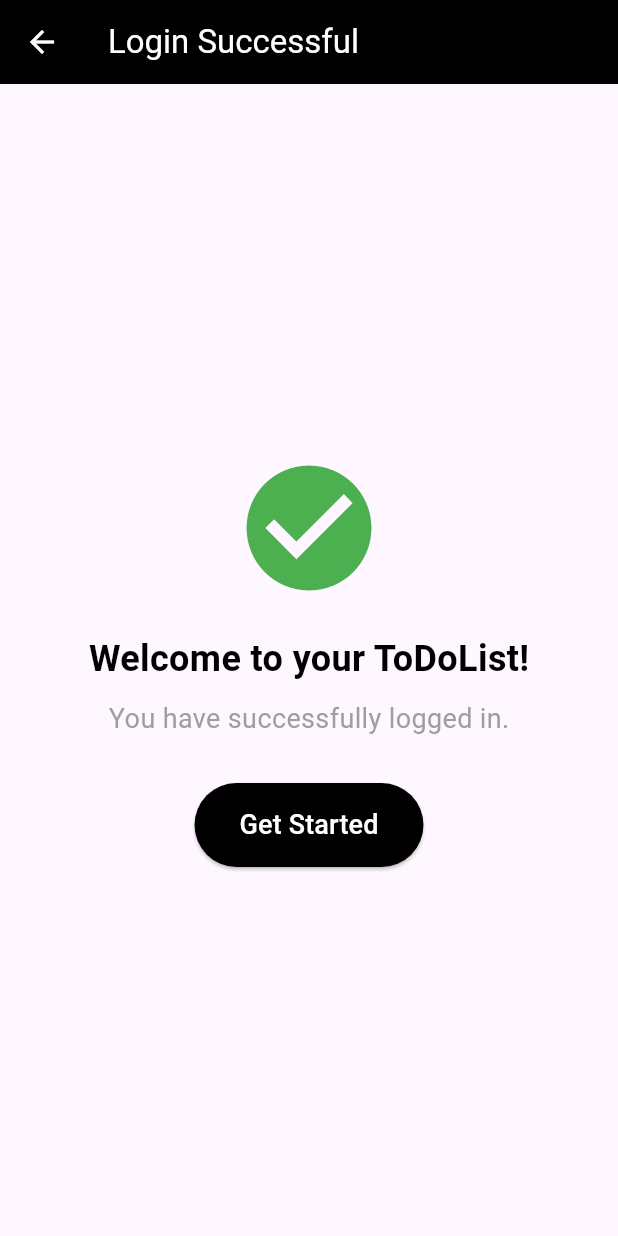
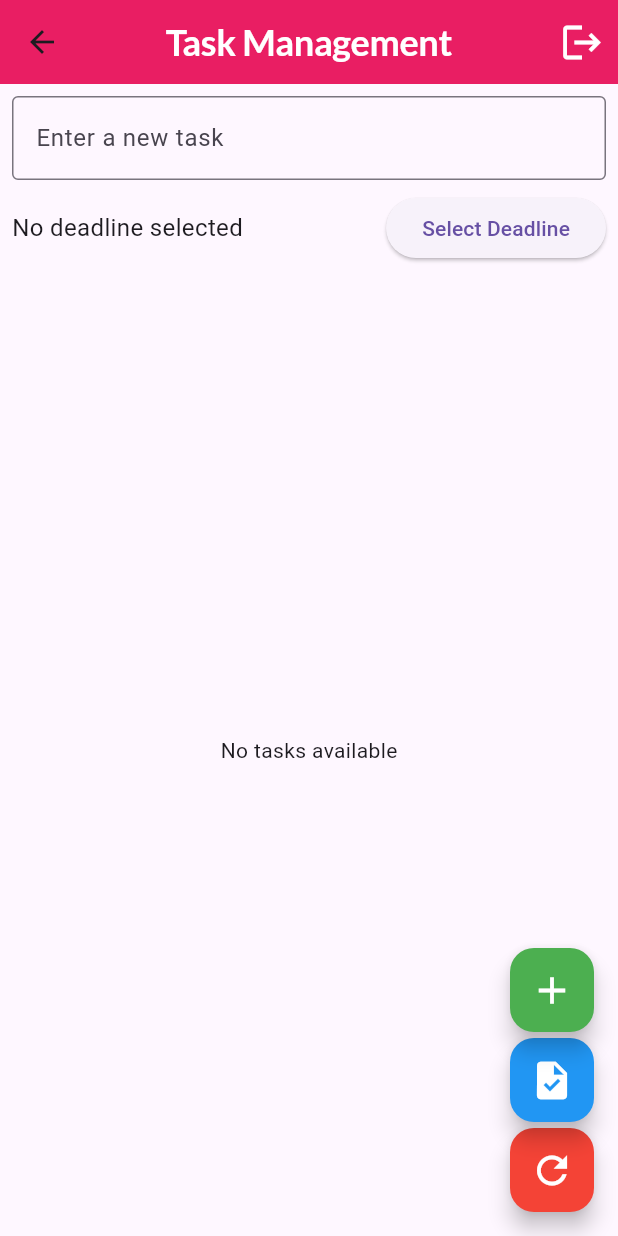
Before and after one commit to SiwakornSupareak/Sign_In-Sign_Up_Page_using_Flutter, a Flutter app: the LoginSuccess screen opened directly, after a tap on "Get Started", on a phone screen of 412 x 824 dp. Run offline on Flutter 3.47's test engine with Material 3 defaults, Android fonts, the phone set to English and light mode, and no system bars; our stand-ins replace firebase_auth, firebase_core, google_fonts; accounts and stored records are empty.

Commit message:
third commit

```diff
--- /dev/null
+++ b/lib/screens/home_page.dart
@@ -0,0 +1,321 @@
+import 'package:flutter/material.dart';
+import 'package:flutter/rendering.dart';
+import 'package:google_fonts/google_fonts.dart';
+import 'package:intl/intl.dart';
+import 'package:todolist_app/screens/complete_tasks_page.dart';
+import 'login_screen.dart';
+
+class HomePage extends StatefulWidget {
+  const HomePage({super.key});
+
+  @override
+  State<HomePage> createState() => _HomePageState();
+}
+
+class _HomePageState extends State<HomePage> {
+  bool show = true;
+  List<Map<String, dynamic>> tasks = [];
+  final TextEditingController _controller = TextEditingController();
+  DateTime? selectedDate;
+  int? editingTaskIndex; // Track the task being edited
+
+  // Sign out user and navigate to login screen
+  void signOutUser() {
+    Navigator.of(context).pushReplacement(
+      MaterialPageRoute(builder: (context) => const SignInScreen()),
+    );
+  }
+
+  // Add new task
+  void addTask() {
+    if (_controller.text.isNotEmpty && selectedDate != null) {
+      setState(() {
+        tasks.add({
+          'task': _controller.text,
+          'completed': false,
+          'deadline': selectedDate,
+        });
+        _controller.clear();
+        selectedDate = null;
+      });
+    }
+  }
+
+  // Save edited task
+  void saveTask() {
+    if (editingTaskIndex != null && _controller.text.isNotEmpty && selectedDate != null) {
+      setState(() {
+        tasks[editingTaskIndex!]['task'] = _controller.text;
+        tasks[editingTaskIndex!]['deadline'] = selectedDate;
+        _controller.clear();
+        selectedDate = null;
+        editingTaskIndex = null; // Reset editing index
+      });
+    }
+  }
+
+  // Toggle task completion
+  void toggleTaskCompletion(int index) {
+    setState(() {
+      tasks[index]['completed'] = !tasks[index]['completed'];
+    });
+  }
+
+  // Select a date for the task
+  Future<void> _selectDate(BuildContext context) async {
+    final DateTime? picked = await showDatePicker(
+      context: context,
+      initialDate: DateTime.now(),
+      firstDate: DateTime.now(),
+      lastDate: DateTime(2101),
+    );
+    if (picked != null && picked != selectedDate) {
+      setState(() {
+        selectedDate = picked;
+      });
+    }
+  }
+
+  // Format date to dd/MM/yy
+  String formatDate(DateTime date) {
+    return DateFormat('dd/MM/yy').format(date);
+  }
+
+  // Edit task
+  void editTask(int index) {
+    setState(() {
+      _controller.text = tasks[index]['task'];
+      selectedDate = tasks[index]['deadline'];
+      editingTaskIndex = index; // Set the index of the task being edited
+    });
+  }
+
+  // Delete task
+  void deleteTask(int index) {
+    setState(() {
+      tasks.removeAt(index);
+      if (editingTaskIndex == index) {
+        editingTaskIndex = null; // Reset if the edited task is deleted
+      }
+    });
+  }
+
+  // Reset all tasks with confirmation
+  void resetAllTasks() {
+    showDialog(
+      context: context,
+      builder: (BuildContext context) {
+        return AlertDialog(
+          title: const Text('Confirm'),
+          content: const Text('Are you sure you want to clear all tasks?'),
+          actions: <Widget>[
+            TextButton(
+              child: const Text('Cancel'),
+              onPressed: () {
+                Navigator.of(context).pop(); // Close the dialog
+              },
+            ),
+            TextButton(
+              child: const Text('Clear'),
+              onPressed: () {
+                setState(() {
+                  tasks.clear(); // Clear all tasks
+                  editingTaskIndex = null; // Reset editing index
+                });
+                Navigator.of(context).pop(); // Close the dialog
+              },
+            ),
+          ],
+        );
+      },
+    );
+  }
+
+  @override
+  Widget build(BuildContext context) {
+    List<Map<String, dynamic>> sortedTasks = List.from(tasks)
+      ..sort((a, b) {
+        if (a['completed'] == b['completed']) {
+          return a['deadline'].compareTo(b['deadline']);
+        }
+        return a['completed'] ? 1 : -1;
+      });
+
+    return Scaffold(
+      appBar: AppBar(
+        backgroundColor: Colors.pink.shade500,
+        centerTitle: true,
+        title: Text(
+          "Task Management",
+          style: GoogleFonts.lato(
+            textStyle: Theme.of(context).textTheme.displayLarge,
+            fontSize: 24,
+            fontWeight: FontWeight.w700,
+            color: Colors.white,
+          ),
+        ),
+        actions: [
+          IconButton(
+            onPressed: signOutUser,
+            icon: const Icon(
+              Icons.logout,
+              color: Colors.white,
+              size: 30,
+            ),
+          ),
+        ],
+      ),
+      floatingActionButton: Stack(
+        alignment: Alignment.bottomRight,
+        children: [
+          // Reset All Tasks button
+          FloatingActionButton(
+            onPressed: resetAllTasks,
+            backgroundColor: Colors.red,
+            child: const Icon(
+              Icons.refresh,
+              size: 30,
+              color: Colors.white,
+            ),
+          ),
+          // Completed Tasks button
+          Padding(
+            padding: const EdgeInsets.only(bottom: 60),
+            child: FloatingActionButton(
+              onPressed: () {
+                List<Map<String, dynamic>> completedTasks =
+                    tasks.where((task) => task['completed']).toList();
+                Navigator.of(context).push(
+                  MaterialPageRoute(
+                    builder: (context) => CompletedTasksPage(completedTasks: completedTasks),
+                  ),
+                );
+              },
+              backgroundColor: Colors.blue,
+              child: const Icon(
+                Icons.task,
+                size: 30,
+                color: Colors.white,
+              ),
+            ),
+          ),
+          // Add Task button
+          Padding(
+            padding: const EdgeInsets.only(bottom: 120),
+            child: FloatingActionButton(
+              onPressed: () {
+                if (editingTaskIndex != null) {
+                  saveTask(); // Save changes if editing
+                } else {
+                  addTask(); // Add new task
+                }
+              },
+              backgroundColor: Colors.green,
+              child: const Icon(
+                Icons.add,
+                size: 30,
+                color: Colors.white,
+              ),
+            ),
+          ),
+        ],
+      ),
+      body: SafeArea(
+        child: Column(
+          children: [
+            Padding(
+              padding: const EdgeInsets.all(8.0),
+              child: TextField(
+                controller: _controller,
+                decoration: const InputDecoration(
+                  hintText: 'Enter a new task',
+                  border: OutlineInputBorder(),
+                ),
+                onSubmitted: (value) {
+                  if (editingTaskIndex != null) {
+                    saveTask(); // Save if editing
+                  } else {
+                    addTask(); // Add new task
+                  }
+                },
+              ),
+            ),
+            Padding(
+              padding: const EdgeInsets.symmetric(horizontal: 8.0),
+              child: Row(
+                mainAxisAlignment: MainAxisAlignment.spaceBetween,
+                children: [
+                  Text(
+                    selectedDate == null
+                        ? 'No deadline selected'
+                        : 'Deadline: ${formatDate(selectedDate!)}',
+                    style: const TextStyle(fontSize: 16),
+                  ),
+                  ElevatedButton(
+                    onPressed: () => _selectDate(context),
+                    child: const Text('Select Deadline'),
+                  ),
+                ],
+              ),
+            ),
+            // Save button when editing
+            if (editingTaskIndex != null)
+              ElevatedButton(
+                onPressed: saveTask,
+                child: const Text('Save'),
+              ),
+            Expanded(
+              child: sortedTasks.isEmpty
+                  ? const Center(child: Text('No tasks available'))
+                  : ListView.builder(
+                      itemCount: sortedTasks.length,
+                      itemBuilder: (context, index) {
+                        return Card(
+                          margin: const EdgeInsets.symmetric(vertical: 5, horizontal: 10),
+                          child: ListTile(
+                            title: Text(
+                              sortedTasks[index]['task'],
+                              style: TextStyle(
+                                decoration: sortedTasks[index]['completed']
+                                    ? TextDecoration.lineThrough
+                                    : TextDecoration.none,
+                              ),
+                            ),
+                            subtitle: Text(
+                              'Deadline: ${formatDate(sortedTasks[index]['deadline'])}',
+                              style: TextStyle(color: Colors.grey[600]),
+                            ),
+                            trailing: Row(
+                              mainAxisSize: MainAxisSize.min,
+                              children: [
+                                IconButton(
+                                  icon: const Icon(Icons.edit),
+                                  onPressed: () {
+                                    editTask(tasks.indexOf(sortedTasks[index]));
+                                  },
+                                ),
+                                IconButton(
+                                  icon: const Icon(Icons.delete),
+                                  onPressed: () {
+                                    deleteTask(tasks.indexOf(sortedTasks[index]));
+                                  },
+                                ),
+                                Checkbox(
+                                  value: sortedTasks[index]['completed'],
+                                  onChanged: (value) {
+                                    toggleTaskCompletion(tasks.indexOf(sortedTasks[index]));
+                                  },
+                                ),
+                              ],
+                            ),
+                          ),
+                        );
+                      },
+                    ),
+            ),
+          ],
+        ),
+      ),
+    );
+  }
+}
--- a/lib/screens/login_succes_screen.dart
+++ b/lib/screens/login_succes_screen.dart
@@ -1,5 +1,6 @@
 import 'package:flutter/material.dart';
 import 'package:todolist_app/screens/login_screen.dart';
+import 'package:todolist_app/screens/home_page.dart'; // Import HomePage
 
 class LoginSuccess extends StatelessWidget {
   const LoginSuccess({super.key});
@@ -8,30 +9,30 @@ class LoginSuccess extends StatelessWidget {
   Widget build(BuildContext context) {
     return Scaffold(
       appBar: AppBar(
-        backgroundColor: Colors.black, // Set background color to black
+        backgroundColor: Colors.black,
         title: const Text(
           'Login Successful',
-          style: TextStyle(color: Colors.white), // Set text color to white
+          style: TextStyle(color: Colors.white),
         ),
         leading: IconButton(
-          icon: const Icon(Icons.arrow_back, color: Colors.white), // Set back icon color to white
+          icon: const Icon(Icons.arrow_back, color: Colors.white),
           onPressed: () {
             Navigator.of(context).pushReplacement(
-              MaterialPageRoute(builder: (context) => const SignInScreen()), // Navigate back to SignInScreen
+              MaterialPageRoute(builder: (context) => const SignInScreen()),
             );
           },
         ),
       ),
       body: Container(
-        color: Colors.transparent, // Set background color to white
+        color: Colors.transparent,
         child: Center(
           child: Column(
             mainAxisAlignment: MainAxisAlignment.center,
             children: [
               const Icon(
                 Icons.check_circle,
-                size: 100, // Icon size
-                color: Colors.green, // Success color
+                size: 100,
+                color: Colors.green,
               ),
               const SizedBox(height: 20),
               const Text(
@@ -39,7 +40,7 @@ class LoginSuccess extends StatelessWidget {
                 style: TextStyle(
                   fontSize: 24,
                   fontWeight: FontWeight.bold,
-                  color: Colors.black, // Set text color to black
+                  color: Colors.black,
                 ),
               ),
               const SizedBox(height: 10),
@@ -47,19 +48,22 @@ class LoginSuccess extends StatelessWidget {
                 'You have successfully logged in.',
                 style: TextStyle(
                   fontSize: 18,
-                  color: Colors.grey, // Subtitle color
+                  color: Colors.grey,
                 ),
               ),
               const SizedBox(height: 30),
               ElevatedButton(
                 onPressed: () {
-                  // Optionally add functionality for another action
+                  // Navigate to HomePage when pressed
+                  Navigator.of(context).pushReplacement(
+                    MaterialPageRoute(builder: (context) => HomePage()),
+                  );
                 },
                 style: ElevatedButton.styleFrom(
-                  backgroundColor: Colors.black, // Button color
+                  backgroundColor: Colors.black,
                   padding: const EdgeInsets.symmetric(vertical: 15, horizontal: 30),
                   shape: RoundedRectangleBorder(
-                    borderRadius: BorderRadius.circular(30), // Rounded corners
+                    borderRadius: BorderRadius.circular(30),
                   ),
                 ),
                 child: const Text(
--- a/pubspec.yaml
+++ b/pubspec.yaml
@@ -41,6 +41,7 @@ dependencies:
   introduction_screen: ^3.1.14
   firebase_core: ^3.6.0
   firebase_auth: ^5.3.1
+  intl: ^0.17.0
 
 dev_dependencies:
   flutter_test:
```
Also changed, not shown: lib/screens/complete_tasks_page.dart (added, +55 -0 lines), lib/screens/todolist_screen.dart (deleted, +0 -91 lines), pubspec.lock.
